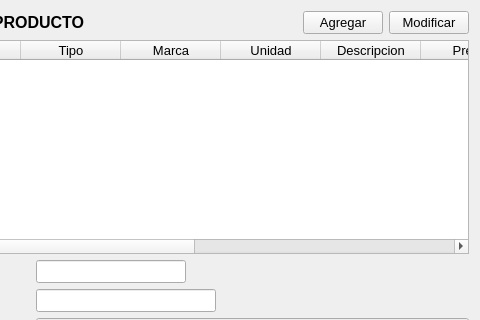
Qt form Producto/productobuscar.ui (radtek/manager) before a commit; both pictures show x 91 to 571 and y 0 to 320 of the 571 by 410 pixel window.
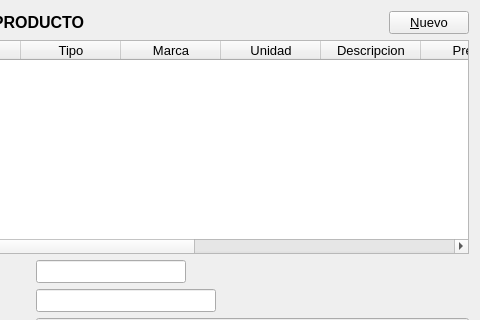
The same form after that commit. Icons and pictures are not drawn.

Patch:
```diff
--- a/Producto/productobuscar.ui
+++ b/Producto/productobuscar.ui
@@ -51,7 +51,7 @@
         </font>
        </property>
        <property name="text">
-        <string>Agregar</string>
+        <string>&amp;Nuevo</string>
        </property>
        <property name="icon">
         <iconset resource="../ManagerSystem/iconos.qrc">
@@ -63,27 +63,8 @@
          <height>32</height>
         </size>
        </property>
-      </widget>
-     </item>
-     <item>
-      <widget class="QPushButton" name="pushButton_modificar">
-       <property name="font">
-        <font>
-         <pointsize>10</pointsize>
-        </font>
-       </property>
-       <property name="text">
-        <string>Modificar</string>
-       </property>
-       <property name="icon">
-        <iconset resource="../ManagerSystem/iconos.qrc">
-         <normaloff>:/new/Iconos/modificar_32.png</normaloff>:/new/Iconos/modificar_32.png</iconset>
-       </property>
-       <property name="iconSize">
-        <size>
-         <width>32</width>
-         <height>32</height>
-        </size>
+       <property name="shortcut">
+        <string>Alt+N</string>
        </property>
       </widget>
      </item>
```
Left out of the diff: 7 changed lines with no effect on the pictures.
